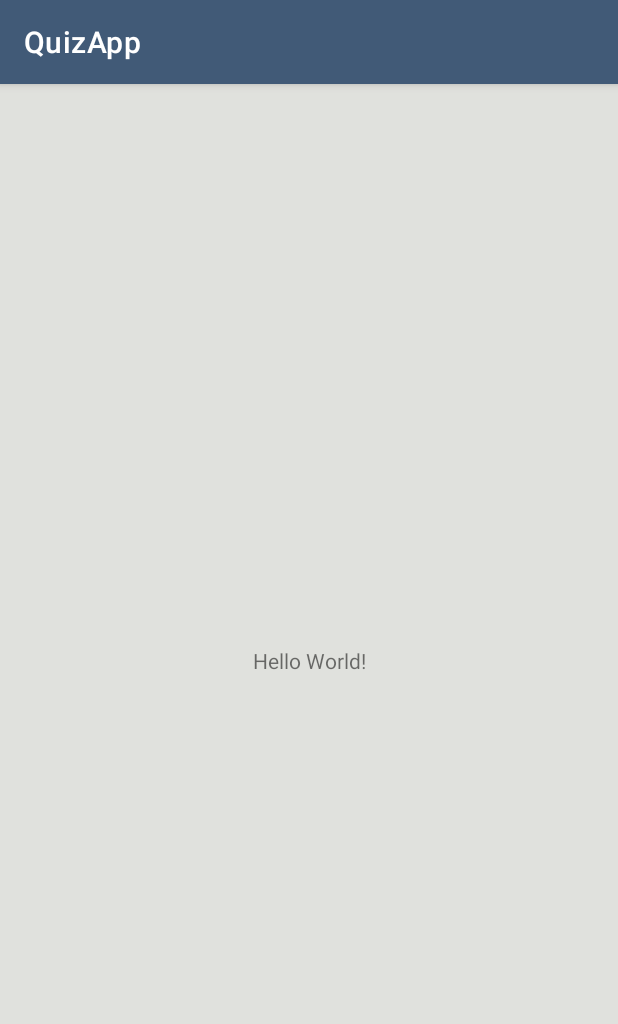
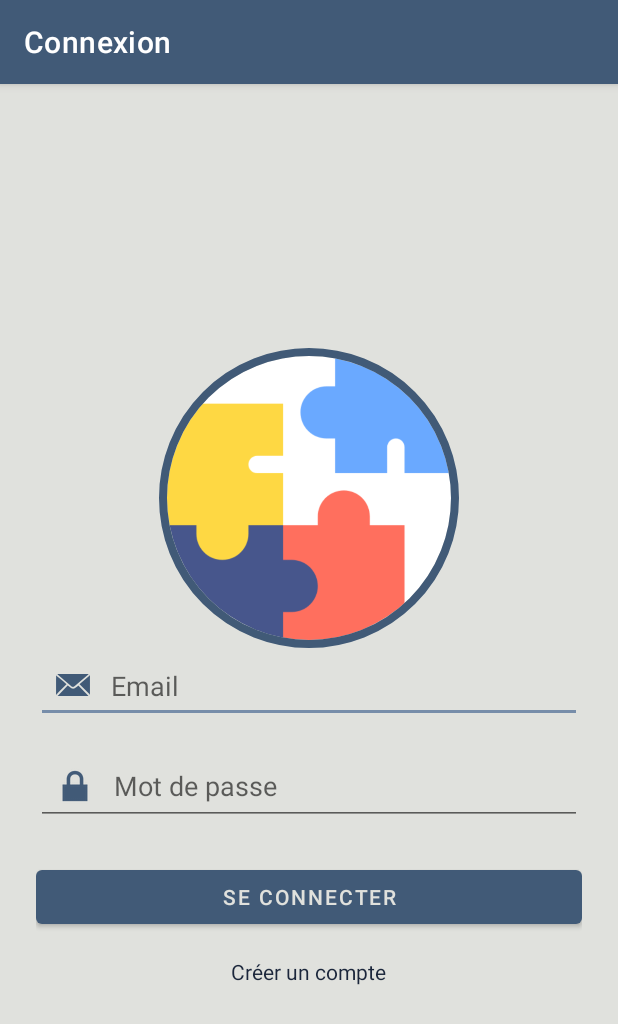
Before and after one commit to mohamed-ameziane/QuizApp, an Android app: the screen it shows after launch (MainActivity before the commit, LoginActivity after it), on a phone screen of 412 x 824 dp. Shown: the top 1024 px of the screen. Run offline under Robolectric (Android 15) with nearby library versions, the phone set to English and light mode, and no system bars; our stand-ins replace CircleImageView.

Commit message:
Login Activity update

```diff
--- a/app/build.gradle.kts
+++ b/app/build.gradle.kts
@@ -40,4 +40,5 @@ dependencies {
     testImplementation(libs.junit)
     androidTestImplementation(libs.ext.junit)
     androidTestImplementation(libs.espresso.core)
+    implementation("de.hdodenhof:circleimageview:3.1.0")
 }
--- a/app/src/main/AndroidManifest.xml
+++ b/app/src/main/AndroidManifest.xml
@@ -13,7 +13,7 @@
         android:theme="@style/Theme.QuizApp"
         tools:targetApi="31">
         <activity
-            android:name=".MainActivity"
+            android:name=".LoginActivity"
             android:exported="true">
             <intent-filter>
                 <action android:name="android.intent.action.MAIN" />
--- a/app/src/main/java/ma/enset/quizapp/MainActivity.java
+++ b/app/src/main/java/ma/enset/quizapp/LoginActivity.java
@@ -8,13 +8,17 @@ import androidx.core.graphics.Insets;
 import androidx.core.view.ViewCompat;
 import androidx.core.view.WindowInsetsCompat;
 
-public class MainActivity extends AppCompatActivity {
+public class LoginActivity extends AppCompatActivity {
 
     @Override
     protected void onCreate(Bundle savedInstanceState) {
         super.onCreate(savedInstanceState);
+        // Changer le titre de la barre d'action
+        if (getSupportActionBar() != null) {
+            getSupportActionBar().setTitle("Connexion");
+        }
         EdgeToEdge.enable(this);
-        setContentView(R.layout.activity_main);
+        setContentView(R.layout.activity_login);
         ViewCompat.setOnApplyWindowInsetsListener(findViewById(R.id.main), (v, insets) -> {
             Insets systemBars = insets.getInsets(WindowInsetsCompat.Type.systemBars());
             v.setPadding(systemBars.left, systemBars.top, systemBars.right, systemBars.bottom);
--- /dev/null
+++ b/app/src/main/res/layout/activity_login.xml
@@ -0,0 +1,72 @@
+<?xml version="1.0" encoding="utf-8"?>
+<LinearLayout
+    android:id="@+id/main"
+    xmlns:android="http://schemas.android.com/apk/res/android"
+    xmlns:app="http://schemas.android.com/apk/res-auto"
+    android:layout_width="match_parent"
+    android:layout_height="match_parent"
+    android:background="@color/colorBackground"
+    android:gravity="center"
+    android:orientation="vertical"
+    android:padding="24dp">
+
+    <LinearLayout
+        android:layout_width="match_parent"
+        android:layout_height="match_parent"
+        android:background="@color/colorBackground"
+        android:gravity="center"
+        android:orientation="vertical"
+        android:padding="24dp">
+
+        <de.hdodenhof.circleimageview.CircleImageView
+            android:id="@+id/img"
+            android:layout_width="200dp"
+            android:layout_height="200dp"
+            android:layout_gravity="center"
+            android:layout_marginTop="10dp"
+            android:src="@drawable/img"
+            android:background="@drawable/round_background"
+            app:civ_border_color="@color/colorPrimary"
+            app:civ_border_width="5dp">
+        </de.hdodenhof.circleimageview.CircleImageView>
+
+        <EditText
+            android:id="@+id/editTextEmail"
+            android:layout_width="match_parent"
+            android:layout_height="wrap_content"
+            android:drawableLeft="@android:drawable/sym_action_email"
+            android:drawablePadding="10dp"
+            android:drawableTint="@color/colorButton"
+            android:hint="Email"
+            android:inputType="textEmailAddress"
+            android:padding="10dp" />
+
+        <EditText
+            android:id="@+id/editTextPassword"
+            android:layout_width="match_parent"
+            android:layout_height="wrap_content"
+            android:layout_marginTop="16dp"
+            android:drawableLeft="@android:drawable/ic_lock_lock"
+            android:drawablePadding="10dp"
+            android:drawableTint="@color/colorButton"
+            android:hint="Mot de passe"
+            android:inputType="textPassword"
+            android:padding="10dp" />
+
+        <Button
+            android:id="@+id/buttonLogin"
+            android:layout_width="match_parent"
+            android:layout_height="wrap_content"
+            android:layout_marginTop="24dp"
+            android:text="Se connecter" />
+
+        <TextView
+            android:id="@+id/textViewRegister"
+            android:layout_width="wrap_content"
+            android:layout_height="wrap_content"
+            android:layout_marginTop="16dp"
+            android:text="Créer un compte"
+            android:textColor="@color/colorPrimaryVariant" />
+    </LinearLayout>
+
+</LinearLayout>
--- a/app/src/main/res/layout/activity_main.xml
+++ /dev/null
@@ -1,19 +0,0 @@
-<?xml version="1.0" encoding="utf-8"?>
-<androidx.constraintlayout.widget.ConstraintLayout xmlns:android="http://schemas.android.com/apk/res/android"
-    xmlns:app="http://schemas.android.com/apk/res-auto"
-    xmlns:tools="http://schemas.android.com/tools"
-    android:id="@+id/main"
-    android:layout_width="match_parent"
-    android:layout_height="match_parent"
-    tools:context=".MainActivity">
-
-    <TextView
-        android:layout_width="wrap_content"
-        android:layout_height="wrap_content"
-        android:text="Hello World!"
-        app:layout_constraintBottom_toBottomOf="parent"
-        app:layout_constraintEnd_toEndOf="parent"
-        app:layout_constraintStart_toStartOf="parent"
-        app:layout_constraintTop_toTopOf="parent" />
-
-</androidx.constraintlayout.widget.ConstraintLayout>
```
